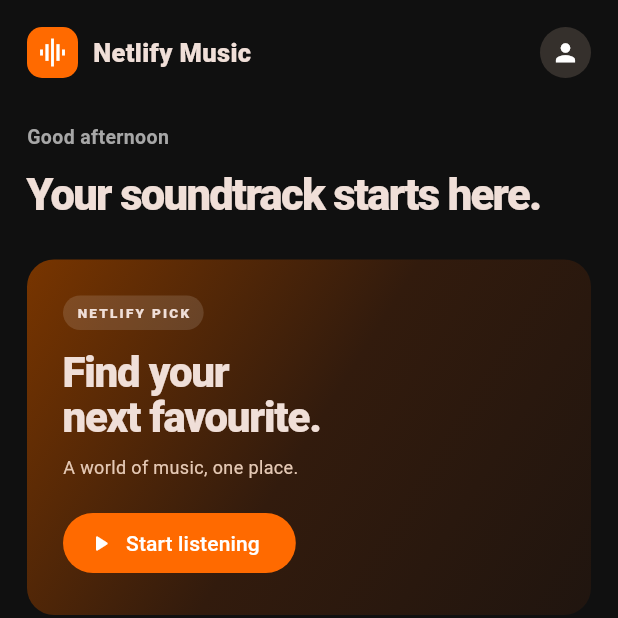
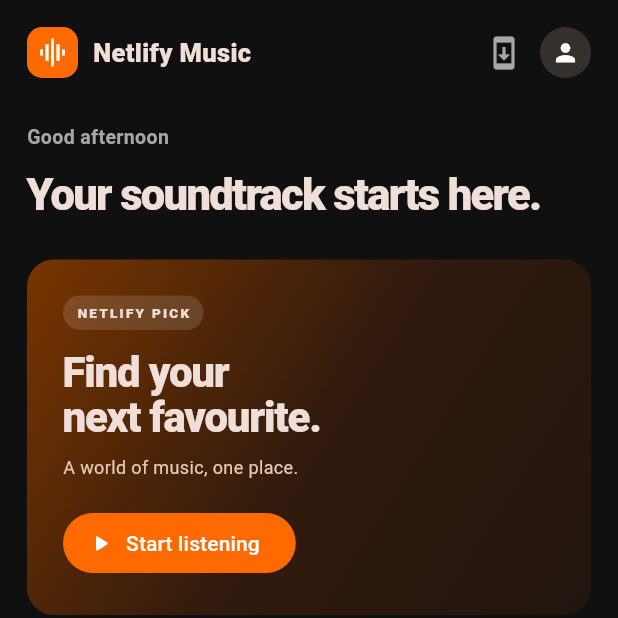
Before and after one commit to netlifynetwork/netlifymusic, a Flutter app: the screen it shows after launch, after a tap on "Blinding Lights", on a phone screen of 412 x 824 dp, the top half of it. Run offline on Flutter 3.47's test engine with Material 3 defaults, Android fonts, the phone set to English and light mode, and no system bars; our stand-ins replace package_info_plus; missing offline and left inert: youtube_player; network calls fail; Roboto replaces fonts that are missing (Arial).

Commit message:
Add in-app update checker and release prompt

```diff
--- a/lib/main.dart
+++ b/lib/main.dart
@@ -3,6 +3,8 @@ import 'dart:convert';
 
 import 'package:flutter/material.dart';
 import 'package:http/http.dart' as http;
+import 'package:package_info_plus/package_info_plus.dart';
+import 'package:url_launcher/url_launcher.dart';
 import 'package:youtube_player/youtube_player.dart';
 
 void main() => runApp(const NetlifyMusicApp());
@@ -93,12 +95,122 @@ class _MusicHomeState extends State<MusicHome> {
   Timer? _searchDebounce;
   final TextEditingController _mobileSearchController = TextEditingController();
   bool _searchLoading = false;
+  bool _checkingUpdates = false;
+  String? _latestVersion;
+  String? _releaseUrl;
+  bool _updateAvailable = false;
+  String? _updateError;
   String? _searchError;
   List<YouTubeVideo> _youtubeResults = [];
   YoutubePlayerController? _youtubeController;
   YouTubeVideo? _currentVideo;
   static const String _searchEndpoint =
       'https://nraxrduredxbswmvoijy.supabase.co/functions/v1/youtube-search';
+  static const String _releaseEndpoint =
+      'https://api.github.com/repos/netlifynetwork/netlifymusic/releases/latest';
+
+  @override
+  void initState() {
+    super.initState();
+    WidgetsBinding.instance.addPostFrameCallback((_) {
+      _checkForUpdates(showDialogIfAvailable: true);
+    });
+  }
+
+  int _compareVersions(String current, String latest) {
+    List<int> parts(String value) => value
+        .replaceFirst(RegExp(r'^[vV]'), '')
+        .split('+').first
+        .split('.')
+        .map((part) => int.tryParse(part) ?? 0)
+        .toList();
+    final a = parts(current);
+    final b = parts(latest);
+    for (var i = 0; i < (a.length > b.length ? a.length : b.length); i++) {
+      final av = i < a.length ? a[i] : 0;
+      final bv = i < b.length ? b[i] : 0;
+      if (av != bv) return av.compareTo(bv);
+    }
+    return 0;
+  }
+
+  Future<void> _checkForUpdates({bool showDialogIfAvailable = false}) async {
+    if (_checkingUpdates) return;
+    setState(() {
+      _checkingUpdates = true;
+      _updateError = null;
+    });
+    try {
+      final response = await http.get(
+        Uri.parse(_releaseEndpoint),
+        headers: const {'Accept': 'application/vnd.github+json'},
+      ).timeout(const Duration(seconds: 12));
+      if (response.statusCode != 200) {
+        throw Exception(response.statusCode == 404
+            ? 'No published update is available yet.'
+            : 'Could not check for updates.');
+      }
+      final release = jsonDecode(response.body) as Map<String, dynamic>;
+      final latest = (release['tag_name'] ?? '').toString();
+      final url = (release['html_url'] ?? '').toString();
+      final package = await PackageInfo.fromPlatform();
+      final available = latest.isNotEmpty &&
+          url.isNotEmpty && _compareVersions(package.version, latest) < 0;
+      if (!mounted) return;
+      setState(() {
+        _latestVersion = latest;
+        _releaseUrl = url;
+        _updateAvailable = available;
+        _checkingUpdates = false;
+      });
+      if (available && showDialogIfAvailable) _showUpdateDialog();
+    } catch (_) {
+      if (!mounted) return;
+      setState(() {
+        _checkingUpdates = false;
+        _updateError = 'Update check is temporarily unavailable.';
+      });
+    }
+  }
+
+  Future<void> _showUpdateDialog() async {
+    final package = await PackageInfo.fromPlatform();
+    if (!mounted) return;
+    showDialog<void>(
+      context: context,
+      builder: (dialogContext) => AlertDialog(
+        backgroundColor: panel,
+        title: Row(children: const [
+          Icon(Icons.system_update_alt, color: orange),
+          SizedBox(width: 10),
+          Expanded(child: Text('Netlify Music update')),
+        ]),
+        content: Text(_updateAvailable
+            ? 'Version ${_latestVersion ?? ''} is ready. Your installed version is ${package.version}. Open the official release to download the update for your device.'
+            : _updateError ?? 'You are using the latest available version.'),
+        actions: [
+          TextButton(onPressed: () => Navigator.pop(dialogContext), child: const Text('Close')),
+          if (_updateAvailable && _releaseUrl != null)
+            FilledButton(
+              onPressed: () async {
+                final uri = Uri.tryParse(_releaseUrl!);
+                if (uri != null) await launchUrl(uri, mode: LaunchMode.externalApplication);
+                if (dialogContext.mounted) Navigator.pop(dialogContext);
+              },
+              child: const Text('Download update'),
+            )
+          else if (!_checkingUpdates)
+            FilledButton(
+              onPressed: () {
+                Navigator.pop(dialogContext);
+                _checkForUpdates();
+              },
+              child: const Text('Check again'),
+            ),
+        ],
+      ),
+    );
+  }
 
   void _onSearchChanged(String value) {
     setState(() {
@@ -276,6 +388,13 @@ class _MusicHomeState extends State<MusicHome> {
             decoration: const InputDecoration(hintText: 'Search music...', prefixIcon: Icon(Icons.search, size: 20), border: InputBorder.none, contentPadding: EdgeInsets.only(top: 9)))),
         const SizedBox(width: 18),
       ],
+      IconButton(
+        tooltip: 'Check for updates',
+        onPressed: _checkingUpdates ? null : () => _checkForUpdates().then((_) => _showUpdateDialog()),
+        icon: _checkingUpdates
+            ? const SizedBox(width: 18, height: 18, child: CircularProgressIndicator(strokeWidth: 2, color: orange))
+            : Icon(_updateAvailable ? Icons.system_update_alt : Icons.system_update, color: _updateAvailable ? orange : muted),
+      ),
       CircleAvatar(radius: 17, backgroundColor: const Color(0xFF35302C), child: const Icon(Icons.person, size: 19, color: Colors.white)),
     ]),
   );
```
